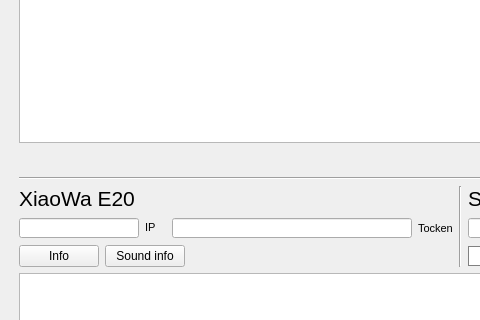
Above: mi_e20/template/app.ui from Apolsid/mi_e20 before the change; both pictures show x 0 to 480 and y 110 to 430 of the 809 by 614 pixel window. Below: the same form after it.
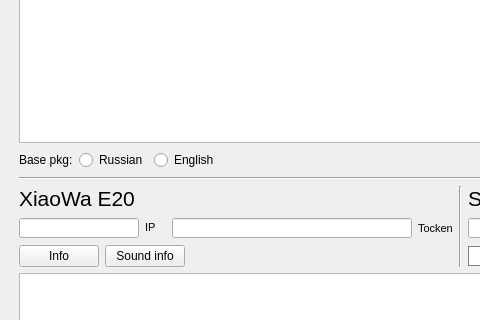
That is the form after the change.

```diff
--- a/mi_e20/template/app.ui
+++ b/mi_e20/template/app.ui
@@ -40,6 +40,39 @@
       </item>
       <item>
        <layout class="QHBoxLayout" name="horizontalLayout_8">
+        <item>
+         <widget class="QLabel" name="label_5">
+          <property name="text">
+           <string>Base pkg:</string>
+          </property>
+         </widget>
+        </item>
+        <item>
+         <widget class="QRadioButton" name="rb_pkg_ru">
+          <property name="sizePolicy">
+           <sizepolicy hsizetype="Minimum" vsizetype="Preferred">
+            <horstretch>0</horstretch>
+            <verstretch>0</verstretch>
+           </sizepolicy>
+          </property>
+          <property name="text">
+           <string>Russian</string>
+          </property>
+         </widget>
+        </item>
+        <item>
+         <widget class="QRadioButton" name="rb_pkg_en">
+          <property name="sizePolicy">
+           <sizepolicy hsizetype="Minimum" vsizetype="Preferred">
+            <horstretch>0</horstretch>
+            <verstretch>0</verstretch>
+           </sizepolicy>
+          </property>
+          <property name="text">
+           <string>English</string>
+          </property>
+         </widget>
+        </item>
         <item>
          <spacer name="horizontalSpacer_9">
           <property name="orientation">
```
Left out of the diff: 2 changed lines with no effect on the pictures.
